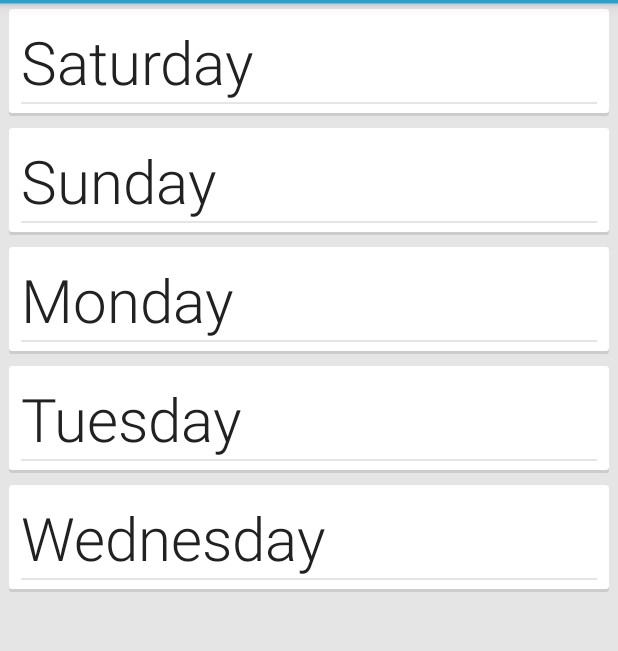
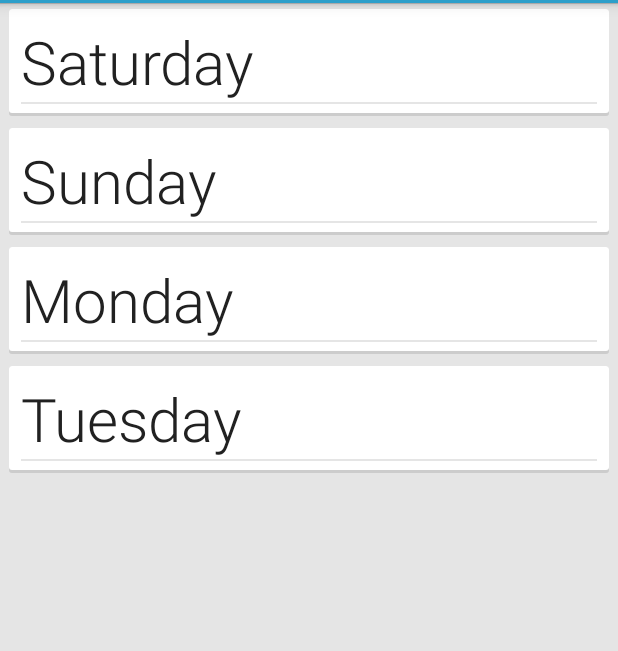
Before and after one commit to mpiannucci/HackWinds-Android, an Android app: the fragment tideFragment shown on its own in the app's theme, on a phone screen of 412 x 824 dp, the part 69-720 px from its top. Run offline under Robolectric (Android 15) with nearby library versions, the phone set to English and light mode, and no system bars.

Commit message:
Fixed bug where the last tide item was empty

```diff
--- a/HackWinds/src/main/java/com/nucc/hackwinds/tideFragment.java
+++ b/HackWinds/src/main/java/com/nucc/hackwinds/tideFragment.java
@@ -147,6 +147,9 @@ public class tideFragment extends ListFragment {
         @Override
         protected void onPostExecute(Void result) {
             super.onPostExecute(result);
+            if (tideValues.get(tideValues.size()-1).dType[0] == null) {
+                tideValues.remove(tideValues.size()-1);
+            }
             adapter = new TideArrayAdapter(getActivity(), tideValues);
             setListAdapter(adapter);
         }
```
